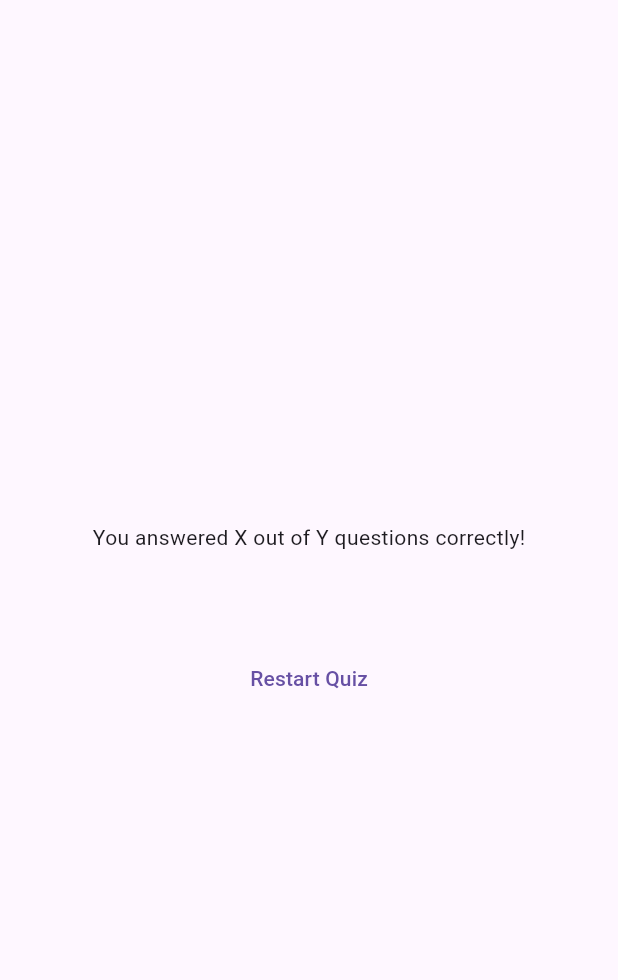
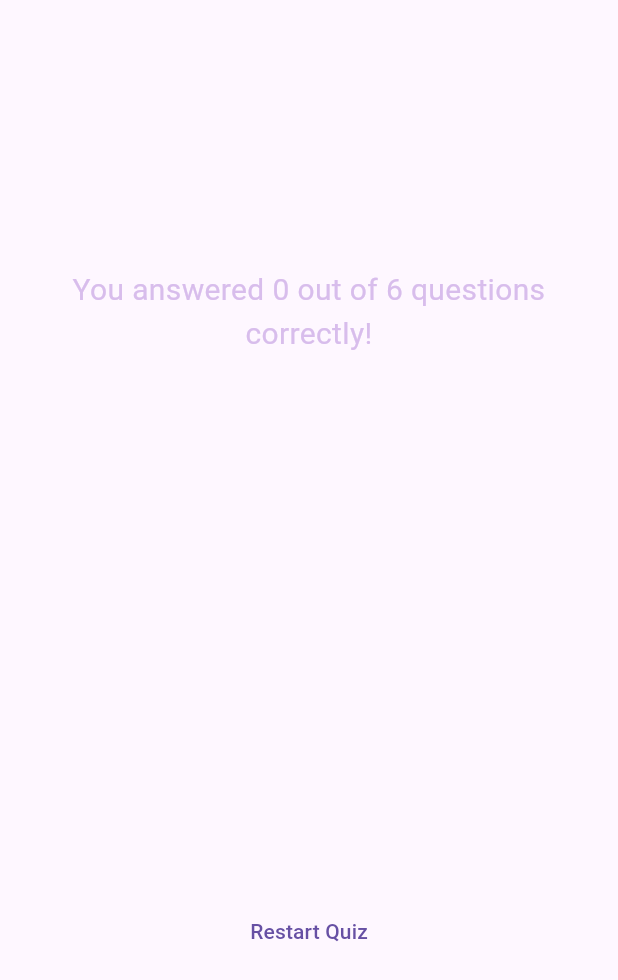
Before and after one commit to Amrendra29/adv_basics, a Flutter app: the ResultsScreen widget shown alone on an empty page, opened directly with empty values, on a phone screen of 412 x 824 dp. Shown: the top 980 px of the screen. Run offline on Flutter 3.47's test engine with Material 3 defaults, Android fonts, the phone set to English and light mode, and no system bars; our stand-ins replace google_fonts.

Commit message:
some styling complete in results screen

```diff
--- a/lib/answer_button.dart
+++ b/lib/answer_button.dart
@@ -1,7 +1,7 @@
 import 'package:flutter/material.dart';
 
 class AnswerButton extends StatelessWidget {
-  AnswerButton(this.answerText, this.onTap, {super.key});
+ const AnswerButton(this.answerText, this.onTap, {super.key});
   final String answerText;
   final void Function() onTap;
   @override
--- a/lib/questions_summary.dart
+++ b/lib/questions_summary.dart
@@ -6,12 +6,16 @@ class QuestionsSummary extends StatelessWidget {
   final List<Map<String, Object>> summarydata;
   @override
   Widget build(BuildContext context) {
-    return Column(
+    return SizedBox(
+      height: 300,
+      child: SingleChildScrollView(
+        child: Column(
           children: summarydata.map((data) {
             return Row(
               children: [
                 Text(((data['question_index'] as int) + 1).toString()),
-            Column(
+                Expanded(
+                  child: Column(
                     children: [
                       Text(data['question'] as String),
                       SizedBox(height: 5),
@@ -19,9 +23,12 @@ class QuestionsSummary extends StatelessWidget {
                       Text(data['correct_answer'] as String),
                     ],
                   ),
+                ),
               ],
             );
           }).toList(),
+        ),
+      ),
     );
   }
 }
--- a/lib/results_screen.dart
+++ b/lib/results_screen.dart
@@ -11,7 +11,7 @@ class ResultsScreen extends StatelessWidget {
     List<Map<String, Object>> summary = [];
     for (var i = 0; i < chosenAnswer.length; i++) {
       summary.add({
-        'question-index': i,
+        'question_index': i,
         'question': questions[i].text,
         'correct_answer': questions[i].answers[0],
         'user_answer': chosenAnswer[i],
@@ -22,6 +22,11 @@ class ResultsScreen extends StatelessWidget {
 
   @override
   Widget build(BuildContext context) {
+    final summaryData = getSummaryData();
+    final numTotalQuestions = questions.length;
+    final numCorrectQuestions = summaryData.where((data) {
+      return data['user_answer'] == data['correct_answer'];
+    }).length;
     return SizedBox(
       width: double.infinity,
       child: Container(
@@ -29,11 +34,18 @@ class ResultsScreen extends StatelessWidget {
         child: Column(
           mainAxisAlignment: MainAxisAlignment.center,
           children: [
-            Text('You answered X out of Y questions correctly!'),
+            Text(
+              textAlign: TextAlign.center,
+              'You answered $numCorrectQuestions out of $numTotalQuestions questions correctly!',
+              style: TextStyle(
+                color: const Color.fromARGB(255, 216, 189, 236),
+                fontSize: 20,
+              ),
+            ),
             SizedBox(height: 30),
-            QuestionsSummary(getSummaryData()),
+            QuestionsSummary(summaryData),
             SizedBox(height: 30),
-            TextButton(onPressed: () {}, child: Text('Restart Quiz')),
+            TextButton(onPressed: () {}, child: Text( 'Restart Quiz')),
           ],
         ),
       ),
```
Lines whose indentation alone changed are shown as unchanged.
